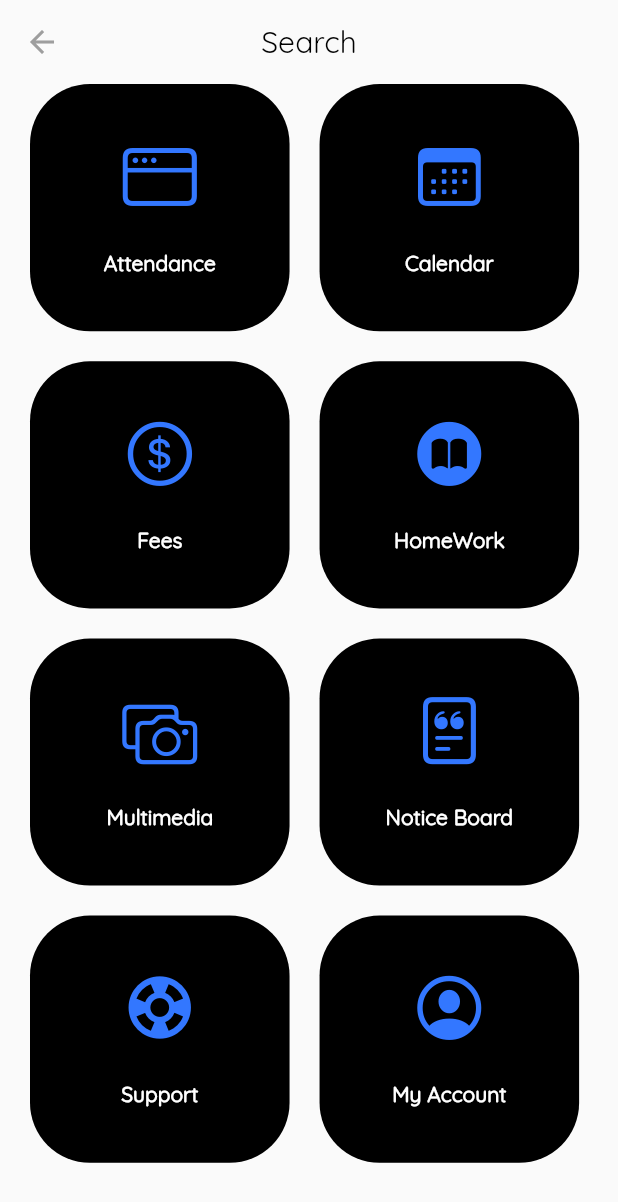
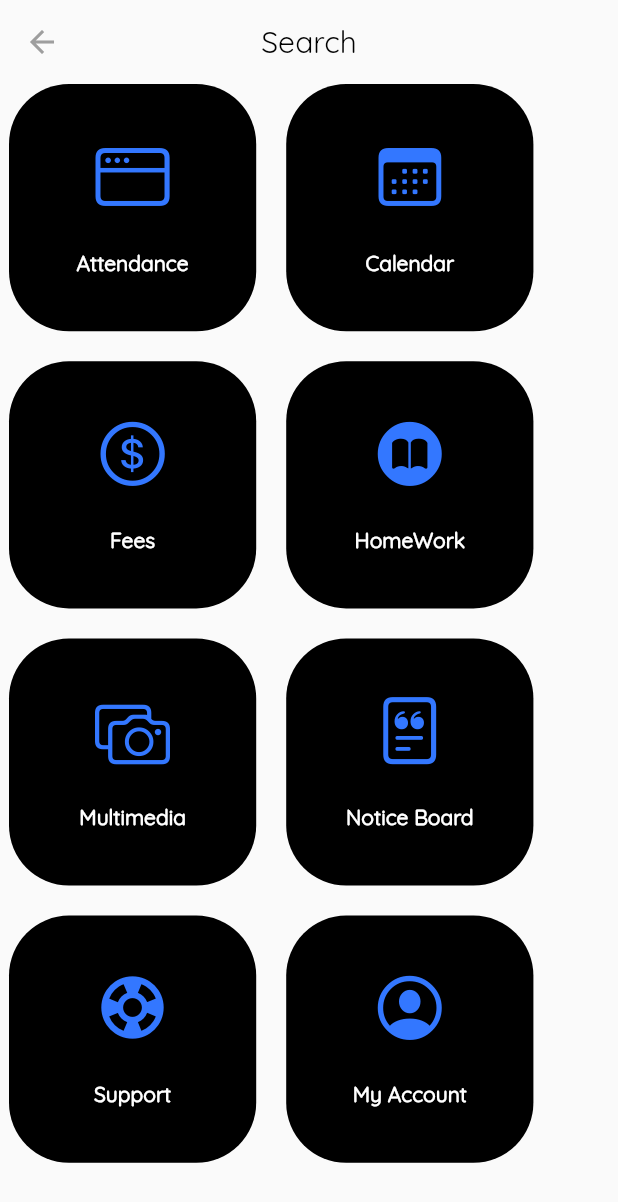
Before and after one commit to amandwivedi07/school_app_project, a Flutter app: the SearchScreen screen opened directly, on a phone screen of 412 x 824 dp. Shown: the top 1202 px of the screen. Run offline on Flutter 3.47's test engine with Material 2 defaults, Android fonts, the phone set to English and light mode, and no system bars; our stand-ins replace badges, persistent_bottom_nav_bar, pinput.

Commit message:
change search container size

```diff
--- a/lib/common/search_container.dart
+++ b/lib/common/search_container.dart
@@ -3,13 +3,9 @@ import 'package:flutter/material.dart';
 import 'global_variable.dart';
 
 class SearchContainer extends StatelessWidget {
-  double? height;
-  double? width;
   IconData? icon;
   String? containerText;
-  SearchContainer(
-      {this.height, this.width, this.icon, this.containerText, Key? key})
-      : super(key: key);
+  SearchContainer({this.icon, this.containerText, Key? key}) : super(key: key);
 
   @override
   Widget build(BuildContext context) {
@@ -45,8 +41,8 @@ class SearchContainer extends StatelessWidget {
           ),
         ],
       ),
-      height: height,
-      width: width,
+      height: MediaQuery.of(context).size.height * 0.2,
+      width: MediaQuery.of(context).size.height * 0.2,
       decoration: BoxDecoration(
         color: Colors.black,
         borderRadius: BorderRadius.circular(40),
--- a/lib/feature/search/screen/search_screen.dart
+++ b/lib/feature/search/screen/search_screen.dart
@@ -31,17 +31,15 @@ class SearchScreen extends StatelessWidget {
         ),
         backgroundColor: Colors.transparent,
       ),
-      body: SingleChildScrollView(
-        child: SafeArea(
-            child: Padding(
-          padding: const EdgeInsets.only(left: 20),
-          child: Column(
+      body: Padding(
+        padding: const EdgeInsets.only(left: 6.0),
+        child: SingleChildScrollView(
+          child: SafeArea(
+              child: Column(
             children: [
               Row(
                 children: [
                   SearchContainer(
-                    height: MediaQuery.of(context).size.height * 0.2,
-                    width: MediaQuery.of(context).size.height * 0.21,
                     icon: CupertinoIcons.macwindow,
                     containerText: 'Attendance',
                   ),
@@ -49,8 +47,6 @@ class SearchScreen extends StatelessWidget {
                     width: 20,
                   ),
                   SearchContainer(
-                    height: MediaQuery.of(context).size.height * 0.2,
-                    width: MediaQuery.of(context).size.height * 0.21,
                     icon: CupertinoIcons.calendar,
                     containerText: 'Calendar',
                   ),
@@ -62,8 +58,6 @@ class SearchScreen extends StatelessWidget {
               Row(
                 children: [
                   SearchContainer(
-                    height: MediaQuery.of(context).size.height * 0.2,
-                    width: MediaQuery.of(context).size.height * 0.21,
                     icon: CupertinoIcons.money_dollar_circle,
                     containerText: 'Fees',
                   ),
@@ -71,8 +65,6 @@ class SearchScreen extends StatelessWidget {
                     width: 20,
                   ),
                   SearchContainer(
-                    height: MediaQuery.of(context).size.height * 0.2,
-                    width: MediaQuery.of(context).size.height * 0.21,
                     icon: CupertinoIcons.book_circle_fill,
                     containerText: 'HomeWork',
                   ),
@@ -84,8 +76,6 @@ class SearchScreen extends StatelessWidget {
               Row(
                 children: [
                   SearchContainer(
-                    height: MediaQuery.of(context).size.height * 0.2,
-                    width: MediaQuery.of(context).size.height * 0.21,
                     icon: CupertinoIcons.camera_on_rectangle,
                     containerText: 'Multimedia',
                   ),
@@ -93,8 +83,6 @@ class SearchScreen extends StatelessWidget {
                     width: 20,
                   ),
                   SearchContainer(
-                    height: MediaQuery.of(context).size.height * 0.2,
-                    width: MediaQuery.of(context).size.height * 0.21,
                     icon: CupertinoIcons.doc_append,
                     containerText: 'Notice Board',
                   ),
@@ -106,8 +94,6 @@ class SearchScreen extends StatelessWidget {
               Row(
                 children: [
                   SearchContainer(
-                    height: MediaQuery.of(context).size.height * 0.2,
-                    width: MediaQuery.of(context).size.height * 0.21,
                     icon: Icons.support,
                     containerText: 'Support',
                   ),
@@ -115,16 +101,14 @@ class SearchScreen extends StatelessWidget {
                     width: 20,
                   ),
                   SearchContainer(
-                    height: MediaQuery.of(context).size.height * 0.2,
-                    width: MediaQuery.of(context).size.height * 0.21,
                     icon: CupertinoIcons.person_crop_circle,
                     containerText: 'My Account',
                   ),
                 ],
               ),
             ],
-          ),
-        )),
+          )),
+        ),
       ),
     );
   }
```
